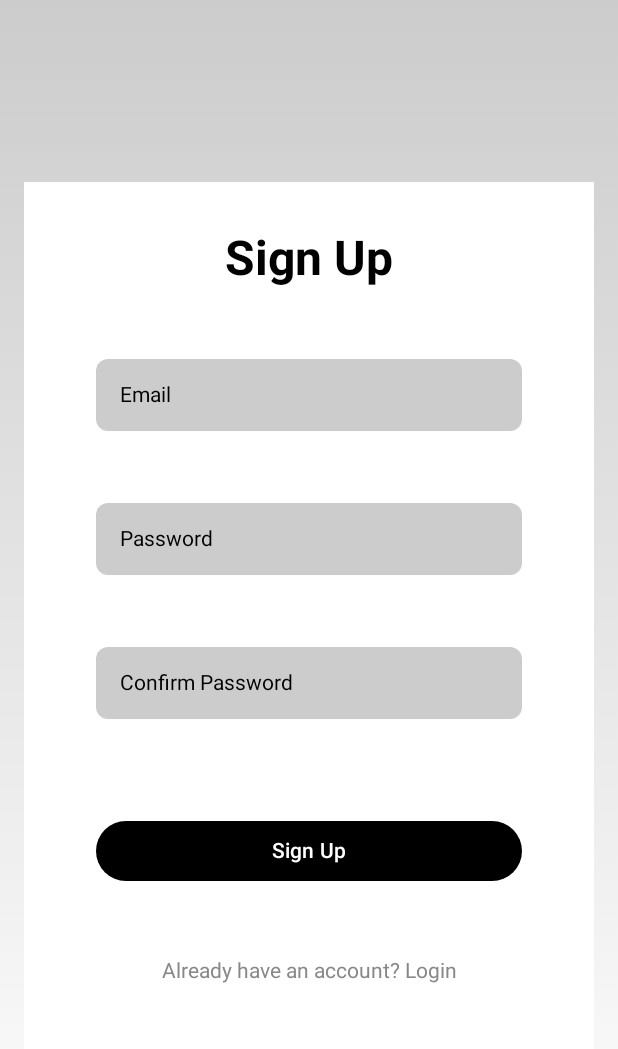
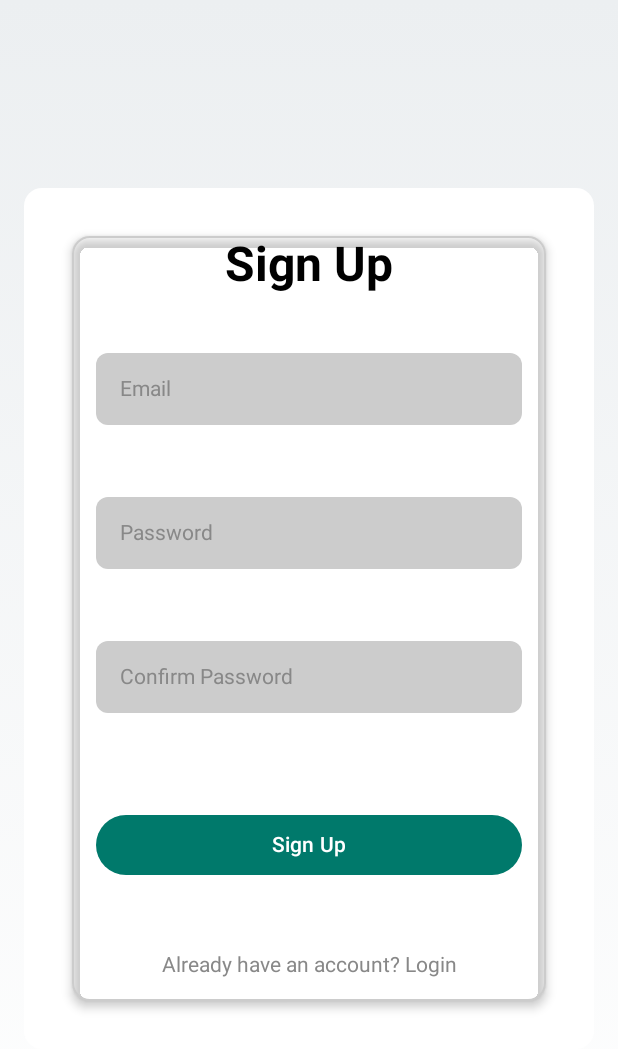
Before and after one commit to kumarharsh3747/SugarCare, an Android app built with Jetpack Compose: the AuthPage screen opened through its navigation route, after a tap on "Don’t have an account? Sign Up", on a phone screen of 412 x 824 dp. Shown: the top 1049 px of the screen. Run offline under Robolectric (Android 15) with nearby library versions, the phone set to English and light mode, and no system bars; our stand-ins replace Firebase (no records; nobody signed in at launch, a user with empty details on screens opened directly).

Commit message:
version 3.0.5

```diff
--- a/app/src/main/java/com/example/sugarfree/AuthPage.kt
+++ b/app/src/main/java/com/example/sugarfree/AuthPage.kt
@@ -1,7 +1,6 @@
 package com.example.sugarfree
 
-import androidx.compose.foundation.background
-import androidx.compose.foundation.clickable
+import androidx.compose.foundation.*
 import androidx.compose.foundation.layout.*
 import androidx.compose.foundation.text.BasicTextField
 import androidx.compose.material3.*
@@ -18,8 +17,11 @@ import androidx.compose.ui.unit.dp
 import androidx.compose.ui.unit.sp
 import androidx.navigation.NavController
 import android.widget.Toast
+import androidx.compose.ui.draw.shadow
 import com.google.firebase.auth.FirebaseAuth
 import androidx.compose.ui.platform.LocalContext
+import androidx.compose.ui.res.painterResource
+import androidx.compose.ui.text.input.VisualTransformation
 
 @Composable
 fun AuthPage(navController: NavController, returnTo: String? = null) {
@@ -41,7 +43,7 @@ fun LoginPage(navController: NavController, returnTo: String? = null, onSwitchTo
     Box(
         modifier = Modifier
             .fillMaxSize()
-            .background(Brush.verticalGradient(listOf(Color(0xFFF5E6C9), Color.White))),
+            .background(Brush.verticalGradient(listOf(Color(0xFFB2DFDB), Color.White))),
         contentAlignment = Alignment.Center
     ) {
         Column(
@@ -49,60 +51,21 @@ fun LoginPage(navController: NavController, returnTo: String? = null, onSwitchTo
             verticalArrangement = Arrangement.Center,
             modifier = Modifier
                 .padding(16.dp)
-                .background(Color.White)
+                .background(Color.White, shape = MaterialTheme.shapes.medium)
                 .padding(32.dp)
+                .border(1.dp, Color.LightGray, shape = MaterialTheme.shapes.medium)
+                .shadow(4.dp, shape = MaterialTheme.shapes.medium)
         ) {
             Text(
                 text = "Login",
                 fontSize = 32.sp,
                 fontWeight = FontWeight.Bold,
-                modifier = Modifier.padding(bottom = 32.dp)
+                modifier = Modifier.padding(bottom = 24.dp)
             )
 
-            BasicTextField(
-                value = email,
-                onValueChange = { email = it },
-                modifier = Modifier
-                    .fillMaxWidth()
-                    .padding(16.dp),
-                singleLine = true,
-                decorationBox = { innerTextField ->
-                    Box(
-                        Modifier
-                            .background(Color.LightGray, shape = MaterialTheme.shapes.small)
-                            .padding(16.dp)
-                    ) {
-                        if (email.text.isEmpty()) {
-                            Text(text = "Email")
-                        }
-                        innerTextField()
-                    }
-                }
-            )
-
+            CustomTextField(value = email, placeholder = "Email") { email = it }
             Spacer(modifier = Modifier.height(16.dp))
-
-            BasicTextField(
-                value = password,
-                onValueChange = { password = it },
-                modifier = Modifier
-                    .fillMaxWidth()
-                    .padding(16.dp),
-                visualTransformation = PasswordVisualTransformation(),
-                singleLine = true,
-                decorationBox = { innerTextField ->
-                    Box(
-                        Modifier
-                            .background(Color.LightGray, shape = MaterialTheme.shapes.small)
-                            .padding(16.dp)
-                    ) {
-                        if (password.text.isEmpty()) {
-                            Text(text = "Password")
-                        }
-                        innerTextField()
-                    }
-                }
-            )
+            CustomTextField(value = password, placeholder = "Password", isPassword = true) { password = it }
 
             Spacer(modifier = Modifier.height(32.dp))
 
@@ -131,7 +94,7 @@ fun LoginPage(navController: NavController, returnTo: String? = null, onSwitchTo
                 modifier = Modifier
                     .fillMaxWidth()
                     .padding(16.dp),
-                colors = ButtonDefaults.buttonColors(containerColor = Color.Black)
+                colors = ButtonDefaults.buttonColors(containerColor = Color(0xFF00796B))
             ) {
                 Text(text = "Login", color = Color.White)
             }
@@ -161,7 +124,7 @@ fun SignupPage(navController: NavController, returnTo: String? = null, onSwitchT
     Box(
         modifier = Modifier
             .fillMaxSize()
-            .background(Brush.verticalGradient(listOf(Color.LightGray, Color.White))),
+            .background(Brush.verticalGradient(listOf(Color(0xFFECEFF1), Color.White))),
         contentAlignment = Alignment.Center
     ) {
         Column(
@@ -169,84 +132,23 @@ fun SignupPage(navController: NavController, returnTo: String? = null, onSwitchT
             verticalArrangement = Arrangement.Center,
             modifier = Modifier
                 .padding(16.dp)
-                .background(Color.White)
+                .background(Color.White, shape = MaterialTheme.shapes.medium)
                 .padding(32.dp)
+                .border(1.dp, Color.LightGray, shape = MaterialTheme.shapes.medium)
+                .shadow(4.dp, shape = MaterialTheme.shapes.medium)
         ) {
             Text(
                 text = "Sign Up",
                 fontSize = 32.sp,
                 fontWeight = FontWeight.Bold,
-                modifier = Modifier.padding(bottom = 32.dp)
+                modifier = Modifier.padding(bottom = 24.dp)
             )
 
-            BasicTextField(
-                value = email,
-                onValueChange = { email = it },
-                modifier = Modifier
-                    .fillMaxWidth()
-                    .padding(16.dp),
-                singleLine = true,
-                decorationBox = { innerTextField ->
-                    Box(
-                        Modifier
-                            .background(Color.LightGray, shape = MaterialTheme.shapes.small)
-                            .padding(16.dp)
-                    ) {
-                        if (email.text.isEmpty()) {
-                            Text(text = "Email")
-                        }
-                        innerTextField()
-                    }
-                }
-            )
-
+            CustomTextField(value = email, placeholder = "Email") { email = it }
             Spacer(modifier = Modifier.height(16.dp))
-
-            BasicTextField(
-                value = password,
-                onValueChange = { password = it },
-                modifier = Modifier
-                    .fillMaxWidth()
-                    .padding(16.dp),
-                visualTransformation = PasswordVisualTransformation(),
-                singleLine = true,
-                decorationBox = { innerTextField ->
-                    Box(
-                        Modifier
-                            .background(Color.LightGray, shape = MaterialTheme.shapes.small)
-                            .padding(16.dp)
-                    ) {
-                        if (password.text.isEmpty()) {
-                            Text(text = "Password")
-                        }
-                        innerTextField()
-                    }
-                }
-            )
-
+            CustomTextField(value = password, placeholder = "Password", isPassword = true) { password = it }
             Spacer(modifier = Modifier.height(16.dp))
-
-            BasicTextField(
-                value = confirmPassword,
-                onValueChange = { confirmPassword = it },
-                modifier = Modifier
-                    .fillMaxWidth()
-                    .padding(16.dp),
-                visualTransformation = PasswordVisualTransformation(),
-                singleLine = true,
-                decorationBox = { innerTextField ->
-                    Box(
-                        Modifier
-                            .background(Color.LightGray, shape = MaterialTheme.shapes.small)
-                            .padding(16.dp)
-                    ) {
-                        if (confirmPassword.text.isEmpty()) {
-                            Text(text = "Confirm Password")
-                        }
-                        innerTextField()
-                    }
-                }
-            )
+            CustomTextField(value = confirmPassword, placeholder = "Confirm Password", isPassword = true) { confirmPassword = it }
 
             Spacer(modifier = Modifier.height(32.dp))
 
@@ -282,7 +184,7 @@ fun SignupPage(navController: NavController, returnTo: String? = null, onSwitchT
                 modifier = Modifier
                     .fillMaxWidth()
                     .padding(16.dp),
-                colors = ButtonDefaults.buttonColors(containerColor = Color.Black)
+                colors = ButtonDefaults.buttonColors(containerColor = Color(0xFF00796B))
             ) {
                 Text(text = "Sign Up", color = Color.White)
             }
@@ -301,3 +203,28 @@ fun SignupPage(navController: NavController, returnTo: String? = null, onSwitchT
         }
     }
 }
+
+@Composable
+fun CustomTextField(value: TextFieldValue, placeholder: String, isPassword: Boolean = false, onValueChange: (TextFieldValue) -> Unit) {
+    BasicTextField(
+        value = value,
+        onValueChange = onValueChange,
+        modifier = Modifier
+            .fillMaxWidth()
+            .padding(16.dp),
+        singleLine = true,
+        visualTransformation = if (isPassword) PasswordVisualTransformation() else VisualTransformation.None,
+        decorationBox = { innerTextField ->
+            Box(
+                Modifier
+                    .background(Color.LightGray, shape = MaterialTheme.shapes.small)
+                    .padding(16.dp)
+            ) {
+                if (value.text.isEmpty()) {
+                    Text(text = placeholder, color = Color.Gray)
+                }
+                innerTextField()
+            }
+        }
+    )
+}
```
